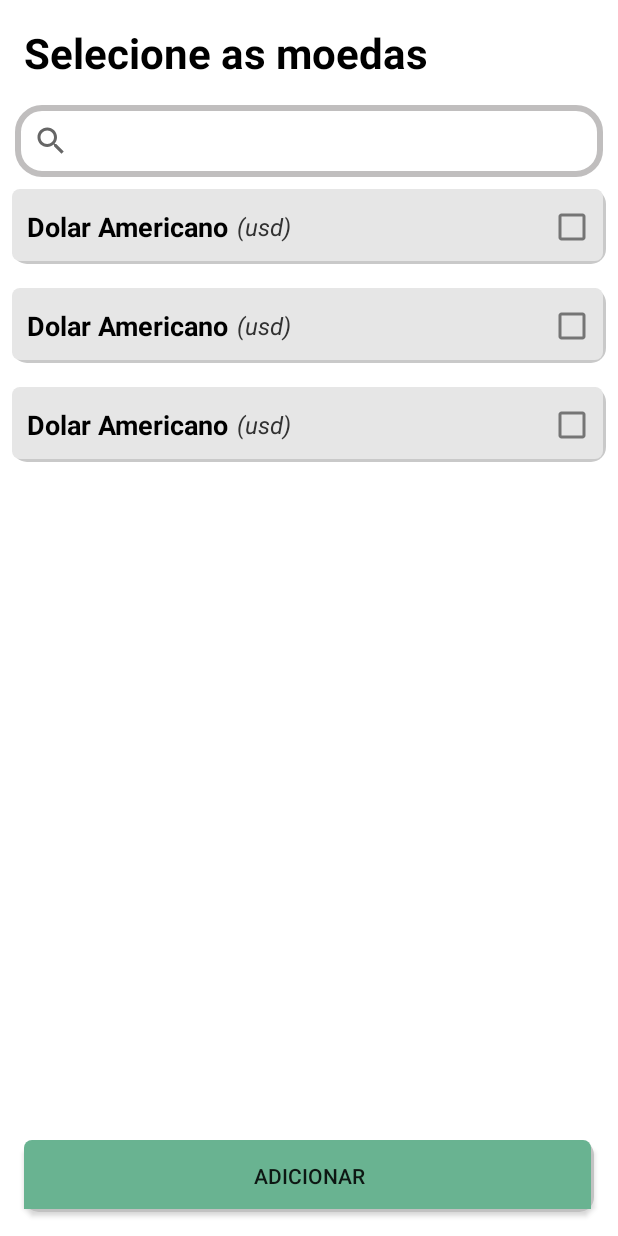
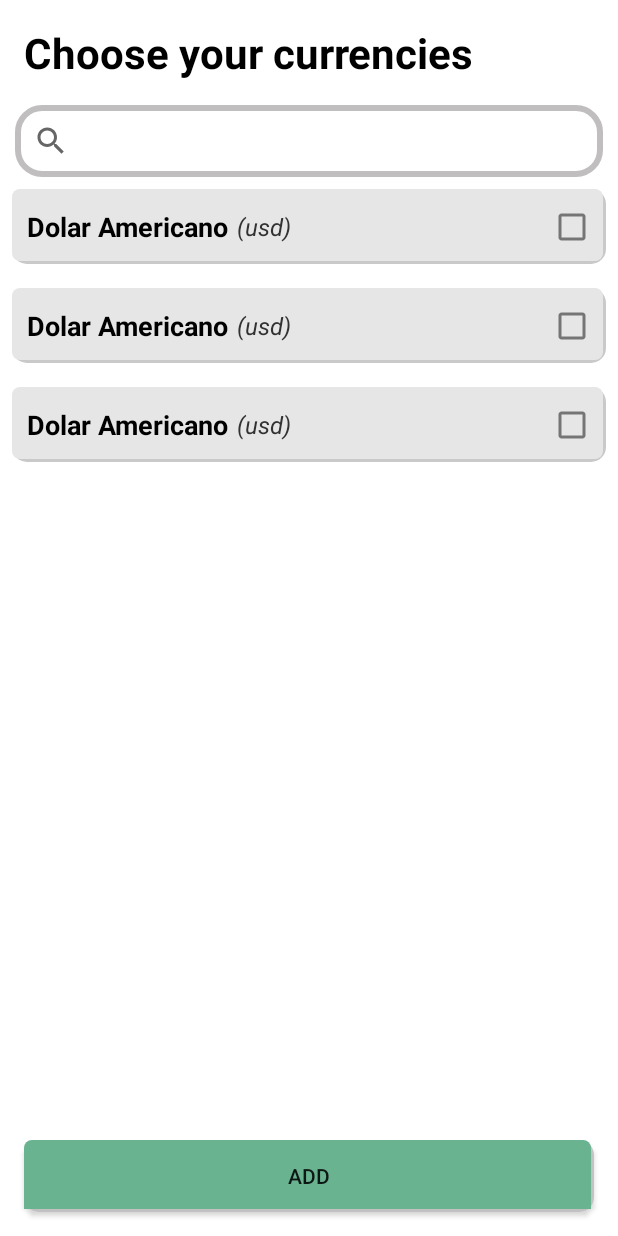
Before and after one commit to jfbastos/seConverta, an Android app: the layout activity_select_currency.xml on its own in the app's theme, with its tools: preview values and no code run, on a phone screen of 412 x 824 dp. Run offline under Robolectric (Android 15) with nearby library versions, the phone set to English and light mode, and no system bars.

Commit message:
Internacionalização

```diff
--- a/app/src/main/res/values/strings.xml
+++ b/app/src/main/res/values/strings.xml
@@ -4,8 +4,8 @@
     <string name="InsertValueText">1.00</string>
     <string name="ola">Olá,\u0020</string>
     <string name="converter">Converter:</string>
-    <string name="selecione_as_moedas">Selecione as moedas</string>
-    <string name="adicionar">Adicionar</string>
+    <string name="selecione_as_moedas">Choose your currencies</string>
+    <string name="adicionar">Add</string>
     <string name="update_message">Updated</string>
     <string name="delete_title">Delete currency</string>
     <string name="delete_message">Are you sure you want delete\u0020</string>
```
